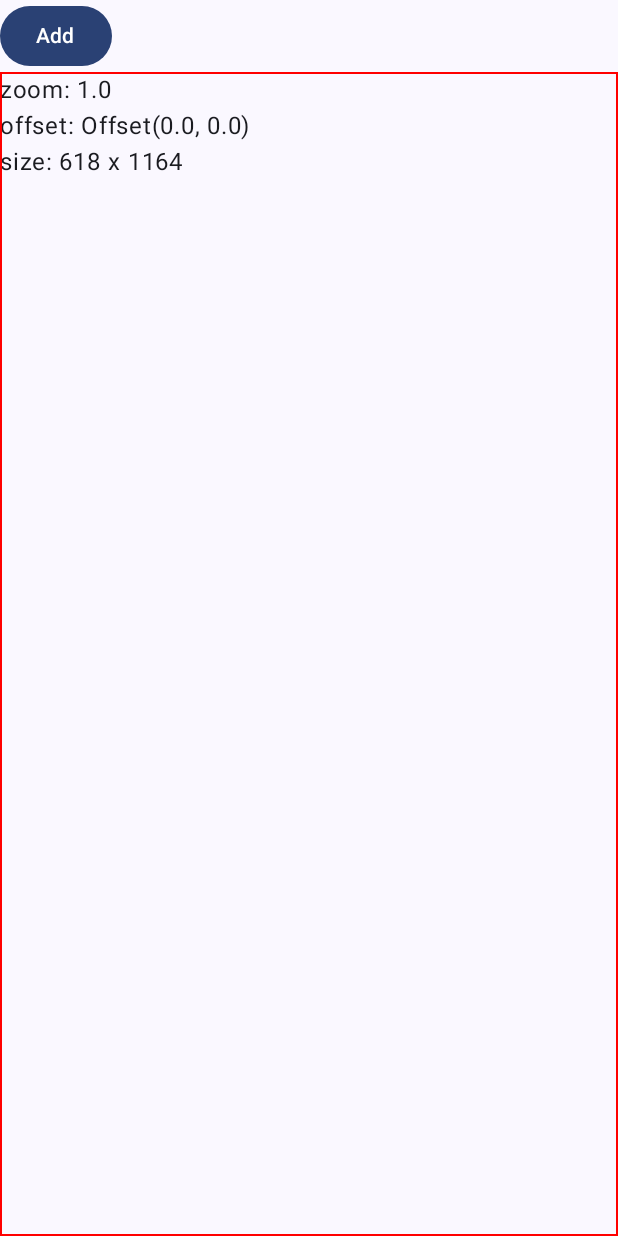
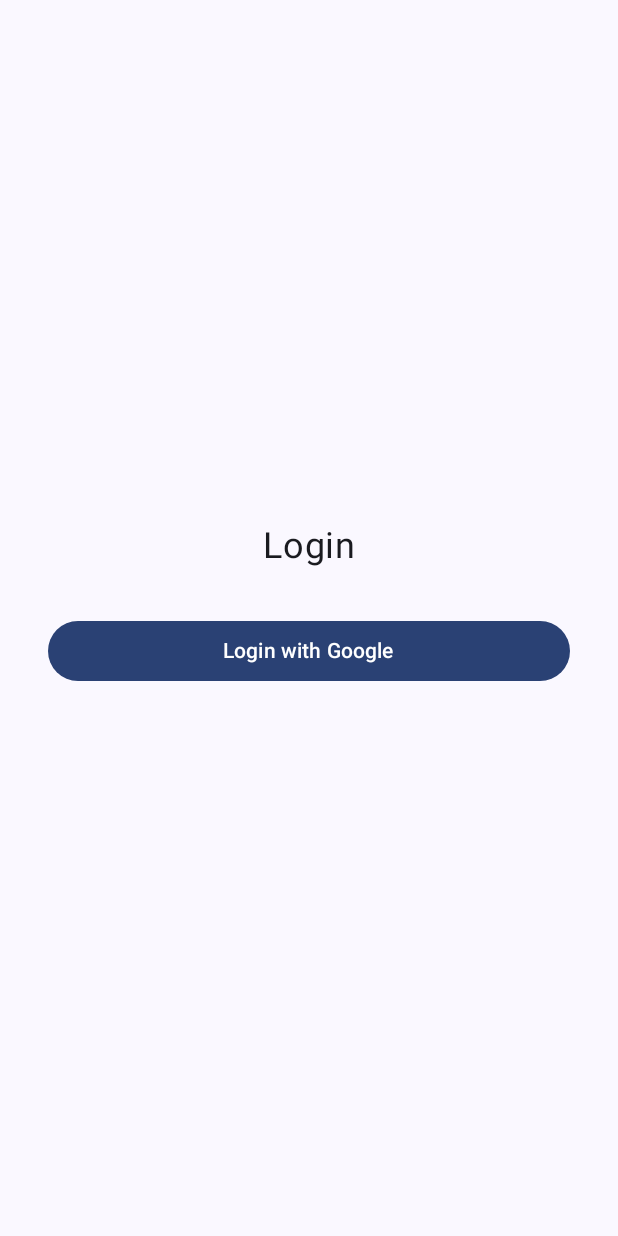
Before and after one commit to victorwads/ParkingShareAndroid, an Android app built with Jetpack Compose: the screen it shows after launch (MainActivity), on a phone screen of 412 x 824 dp. Run offline under Robolectric (Android 15) with nearby library versions, the phone set to English and light mode, and no system bars; our stand-ins replace Firebase (no records; nobody signed in at launch, a user with empty details on screens opened directly).

Commit message:
Add detekt, navigation, loginWithGoggle, logout

```diff
--- a/app/src/main/AndroidManifest.xml
+++ b/app/src/main/AndroidManifest.xml
@@ -15,7 +15,6 @@
         <activity
             android:name=".MainActivity"
             android:exported="true"
-            android:label="@string/app_name"
             android:theme="@style/Theme.ParkingShare">
             <intent-filter>
                 <action android:name="android.intent.action.MAIN" />
@@ -23,6 +22,11 @@
                 <category android:name="android.intent.category.LAUNCHER" />
             </intent-filter>
         </activity>
+
+        <activity
+            android:exported="true"
+            android:name=".presentation.screens.login.LoginActivity"
+            android:theme="@style/Theme.ParkingShare" />
     </application>
 
 </manifest>
--- a/app/src/main/java/br/com/victorwads/parkingshare/MainActivity.kt
+++ b/app/src/main/java/br/com/victorwads/parkingshare/MainActivity.kt
@@ -9,46 +9,79 @@
 import androidx.compose.material3.MaterialTheme
 import androidx.compose.material3.Surface
 import androidx.compose.material3.Text
-import androidx.compose.runtime.Composable
 import androidx.compose.ui.Modifier
-import androidx.compose.ui.tooling.preview.Preview
-import br.com.victorwads.parkingshare.ui.theme.ParkingShareTheme
 import androidx.lifecycle.viewmodel.compose.viewModel
+import androidx.navigation.NavController
+import androidx.navigation.NavGraphBuilder
+import androidx.navigation.compose.NavHost
+import androidx.navigation.compose.composable
+import androidx.navigation.compose.rememberNavController
+import br.com.victorwads.parkingshare.presentation.screens.Screens
+import br.com.victorwads.parkingshare.presentation.screens.login.LoginScreenWithGoogle
+import br.com.victorwads.parkingshare.presentation.screens.parking.DragAndDropSquares
+import br.com.victorwads.parkingshare.presentation.screens.parking.ParkingEditViewModel
+import br.com.victorwads.parkingshare.presentation.theme.ParkingShareTheme
+import com.google.firebase.auth.FirebaseAuth
 
 class MainActivity : ComponentActivity() {
 
     override fun onCreate(savedInstanceState: Bundle?) {
         super.onCreate(savedInstanceState)
         setContent {
-            val viewModel: ParkingEditViewModel = viewModel()
-
+            val navController = rememberNavController()
             ParkingShareTheme {
                 // A surface container using the 'background' color from the theme
                 Surface(
                     modifier = Modifier.fillMaxSize(),
                     color = MaterialTheme.colorScheme.background
                 ) {
-                    Column(
-                        modifier = Modifier.fillMaxSize()
+                    NavHost(
+                        navController = navController,
+                        startDestination = Screens.Login.route
                     ) {
-                        Button(onClick = { viewModel.addParkingSpot() }) {
-                            Text("Add")
-                        }
-                        DragAndDropSquares(
-                            viewModel = viewModel
-                        )
+                        loginGraph(navController)
+                        mvp(navController)
                     }
+
                 }
             }
         }
     }
+
+    private fun NavGraphBuilder.loginGraph(navController: NavController) {
+        composable(Screens.Login.route) {
+            LoginScreenWithGoogle {
+                navController.navigate(Screens.Home.route) {
+                    popUpTo(Screens.Login.route) { inclusive = true }
+                }
+            }
+        }
+    }
+
+    private fun NavGraphBuilder.mvp(navController: NavController) {
+        composable(Screens.Home.route) {
+            Column {
+                Button(
+                    onClick = { navController.navigate(Screens.ParkingEditor.route) }
+                ) { Text("Editor") }
+                Button(
+                    onClick = {
+                        FirebaseAuth.getInstance().signOut()
+                        navController.navigate(Screens.Login.route)
+                    }
+                ) { Text("LogOut") }
+            }
+        }
+
+        composable(Screens.ParkingEditor.route) {
+            val viewModel: ParkingEditViewModel = viewModel()
+            Column(modifier = Modifier.fillMaxSize()) {
+                Button(onClick = { viewModel.addParkingSpot() }) {
+                    Text("Add")
+                }
+                DragAndDropSquares(viewModel = viewModel)
+            }
+        }
+    }
+
 }
-
-
-@Preview(showBackground = true)
-@Composable
-fun GreetingPreview() {
-    ParkingShareTheme {
-        DragAndDropSquares()
-    }
-}
--- a/app/src/main/java/br/com/victorwads/parkingshare/ParkingSpace.kt
+++ b/app/src/main/java/br/com/victorwads/parkingshare/domain/model/ParkingSpace.kt
@@ -1,4 +1,4 @@
-package br.com.victorwads.parkingshare
+package br.com.victorwads.parkingshare.domain.model
 
 import androidx.compose.ui.geometry.Offset
 import androidx.compose.ui.geometry.Size
@@ -6,6 +6,7 @@
 
 data class ParkingSpace(
     val id: String = UUID.randomUUID().toString(),
+    val name: String = "",
     var position: Offset = Offset(0f, 0f),
     val size: Size = Size(100f, 200f),
 )
--- /dev/null
+++ b/app/src/main/java/br/com/victorwads/parkingshare/presentation/screens/Screens.kt
@@ -0,0 +1,9 @@
+package br.com.victorwads.parkingshare.presentation.screens
+
+sealed class Screens(val route: String) {
+    object Login : Screens("login")
+    object UserInfo : Screens("userInfo")
+    object Home : Screens("home")
+    object ParkingEditor : Screens("parkingEditor")
+    object ParkingView : Screens("parkingView")
+}
--- /dev/null
+++ b/app/src/main/java/br/com/victorwads/parkingshare/presentation/screens/login/LoginScreen.kt
@@ -0,0 +1,102 @@
+package br.com.victorwads.parkingshare.presentation.screens.login
+
+import android.widget.Toast
+import androidx.activity.compose.rememberLauncherForActivityResult
+import androidx.activity.result.contract.ActivityResultContracts
+import androidx.compose.foundation.layout.Arrangement
+import androidx.compose.foundation.layout.Column
+import androidx.compose.foundation.layout.fillMaxSize
+import androidx.compose.foundation.layout.fillMaxWidth
+import androidx.compose.foundation.layout.padding
+import androidx.compose.material3.Button
+import androidx.compose.material3.Text
+import androidx.compose.runtime.Composable
+import androidx.compose.runtime.LaunchedEffect
+import androidx.compose.ui.Alignment
+import androidx.compose.ui.Modifier
+import androidx.compose.ui.platform.LocalContext
+import androidx.compose.ui.tooling.preview.Preview
+import androidx.compose.ui.unit.dp
+import androidx.compose.ui.unit.sp
+import br.com.victorwads.parkingshare.R
+import com.google.android.gms.auth.api.signin.GoogleSignIn
+import com.google.android.gms.auth.api.signin.GoogleSignInOptions
+import com.google.android.gms.common.api.ApiException
+import com.google.firebase.auth.FirebaseAuth
+import com.google.firebase.auth.GoogleAuthProvider
+
+@Composable
+fun LoginScreenWithGoogle(onSuccess: () -> Unit) {
+    val context = LocalContext.current
+    val googleSignInLauncher = rememberLauncherForActivityResult(
+        ActivityResultContracts.StartActivityForResult()
+    ) { result ->
+        val task = GoogleSignIn.getSignedInAccountFromIntent(result.data)
+
+        try {
+            val account = task.getResult(ApiException::class.java)
+            val credential = GoogleAuthProvider.getCredential(account?.idToken, null)
+
+            FirebaseAuth
+                .getInstance()
+                .signInWithCredential(credential)
+                .addOnCompleteListener {
+                    if (it.isSuccessful) onSuccess()
+                    else Toast.makeText(
+                        context, "Google Sign-In failed!", Toast.LENGTH_SHORT
+                    ).show()
+                }
+        } catch (e: ApiException) {
+            // Google Sign In failed, handle accordingly
+            Toast.makeText(context, "Google Sign-In failed!", Toast.LENGTH_SHORT).show()
+        }
+    }
+    LaunchedEffect(Unit){
+        val user = FirebaseAuth.getInstance().currentUser
+        if(user != null) onSuccess()
+    }
+    LoginScreen {
+        val gso = GoogleSignInOptions.Builder(GoogleSignInOptions.DEFAULT_SIGN_IN)
+            .requestIdToken(context.getString(R.string.default_web_client_id))
+            .requestId()
+            .requestEmail()
+            .requestProfile()
+            .build()
+        val googleSignInClient = GoogleSignIn.getClient(context, gso)
+
+        googleSignInLauncher.launch(googleSignInClient.signInIntent)
+    }
+}
+
+@Composable
+fun LoginScreen(launch: () -> Unit = {}) {
+    Column(
+        modifier = Modifier
+            .fillMaxSize()
+            .padding(16.dp),
+        horizontalAlignment = Alignment.CenterHorizontally,
+        verticalArrangement = Arrangement.Center
+    ) {
+
+        Text(
+            text = "Login",
+            fontSize = 24.sp,
+            modifier = Modifier.padding(bottom = 16.dp)
+        )
+
+        Button(
+            onClick = launch,
+            modifier = Modifier
+                .fillMaxWidth()
+                .padding(16.dp)
+        ) {
+            Text("Login with Google")
+        }
+    }
+}
+
+@Preview
+@Composable
+fun PreviewLoginScreen() {
+    LoginScreen()
+}
--- a/app/src/main/java/br/com/victorwads/parkingshare/ui/theme/Color.kt
+++ b/app/src/main/java/br/com/victorwads/parkingshare/presentation/theme/Color.kt
@@ -1,4 +1,4 @@
-package br.com.victorwads.parkingshare.ui.theme
+package br.com.victorwads.parkingshare.presentation.theme
 
 import androidx.compose.ui.graphics.Color
 
--- a/app/src/main/java/br/com/victorwads/parkingshare/ui/theme/Theme.kt
+++ b/app/src/main/java/br/com/victorwads/parkingshare/presentation/theme/Theme.kt
@@ -1,4 +1,4 @@
-package br.com.victorwads.parkingshare.ui.theme
+package br.com.victorwads.parkingshare.presentation.theme
 
 import android.app.Activity
 import android.os.Build
--- a/app/src/main/java/br/com/victorwads/parkingshare/ui/theme/Type.kt
+++ b/app/src/main/java/br/com/victorwads/parkingshare/presentation/theme/Type.kt
@@ -1,4 +1,4 @@
-package br.com.victorwads.parkingshare.ui.theme
+package br.com.victorwads.parkingshare.presentation.theme
 
 import androidx.compose.material3.Typography
 import androidx.compose.ui.text.TextStyle
--- a/build.gradle.kts
+++ b/build.gradle.kts
@@ -1,9 +1,13 @@
 buildscript {
+    val detektVersion = "1.23.1"
+
     dependencies {
         classpath("com.google.gms:google-services:4.3.15")
         classpath("com.android.tools.build:gradle:3.4.0")
         classpath("com.google.firebase:firebase-crashlytics-gradle:2.9.9")
         classpath("com.google.firebase:perf-plugin:1.4.2")
+        classpath("io.gitlab.arturbosch.detekt:detekt-gradle-plugin:$detektVersion")
+        classpath("io.gitlab.arturbosch.detekt:detekt-formatting:$detektVersion")
     }
 }
 // Top-level build file where you can add configuration options common to all sub-projects/modules.
@@ -11,4 +15,5 @@
     id("com.android.application") version "8.1.1" apply false
     id("org.jetbrains.kotlin.android") version "1.8.10" apply false
     id("com.google.gms.google-services") version "4.3.15" apply false
+    id("io.gitlab.arturbosch.detekt") version "1.23.1" apply false
 }
```
Also changed, not shown: app/build.gradle.kts (+10 -3 lines), app/src/main/java/br/com/victorwads/parkingshare/presentation/screens/parking/ParkingEditViewModel.kt (renamed from app/src/main/java/br/com/victorwads/parkingshare/ParkingEditViewModel.kt, +7 -8 lines), app/src/main/java/br/com/victorwads/parkingshare/presentation/screens/parking/ParkingViewEditor.kt (renamed from app/src/main/java/br/com/victorwads/parkingshare/ParkingViewEditor.kt, +8 -4 lines), 3 other files.
